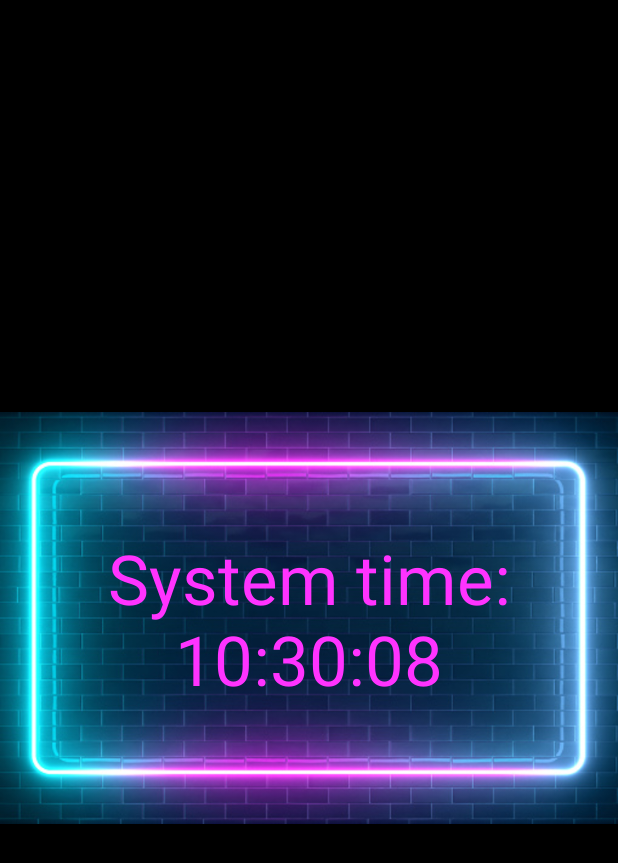
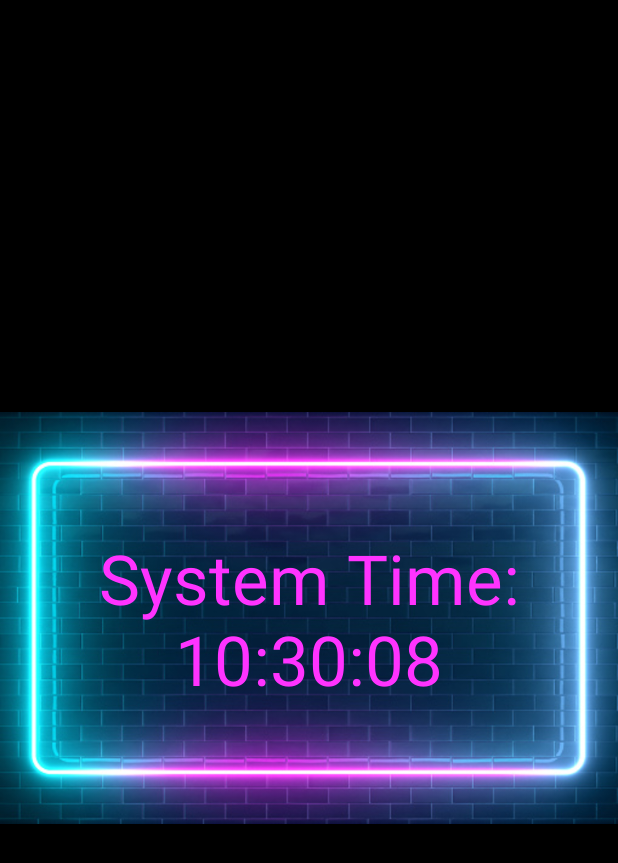
Before and after one commit to jekolsh/NTPTime, an Android app: the screen it shows after launch (MainActivity), on a phone screen of 412 x 824 dp. Shown: the top 863 px of the screen. Run offline under Robolectric (Android 15) with nearby library versions, the phone set to English and light mode, and no system bars; libraries missing offline, so code that uses them is left out: org.apache.commons.

Commit message:
update resource strings

```diff
--- a/app/src/main/java/com/example/ntptime/MainActivity.java
+++ b/app/src/main/java/com/example/ntptime/MainActivity.java
@@ -51,7 +51,8 @@ public class MainActivity extends AppCompatActivity {
     private void getSystemTime() {
         Date date = new Date(System.currentTimeMillis());
         String time = timeFormat.format(date);
-        timeTextView.setText("System time: " + time);
+        String formattedTime = getString(R.string.system_time_label, time);
+        timeTextView.setText(formattedTime);
         timeTextView.setTextColor(Color.parseColor("#FF33FF"));
     }
 
--- a/app/src/main/res/layout/activity_main.xml
+++ b/app/src/main/res/layout/activity_main.xml
@@ -20,7 +20,7 @@
         android:id="@+id/timeTextView"
         android:layout_width="wrap_content"
         android:layout_height="wrap_content"
-        android:text="Systemtid: "
+        android:text="@string/system_time_label"
         android:textSize="46sp"
         app:layout_constraintTop_toTopOf="parent"
         app:layout_constraintBottom_toBottomOf="parent"
--- a/app/src/main/res/values/strings.xml
+++ b/app/src/main/res/values/strings.xml
@@ -1,3 +1,5 @@
 <resources>
     <string name="app_name">NTPTime</string>
+    <string name="system_time_label">System Time: %s</string>
+    <string name="network_time_label">Network Time: %s</string>
 </resources>
```
